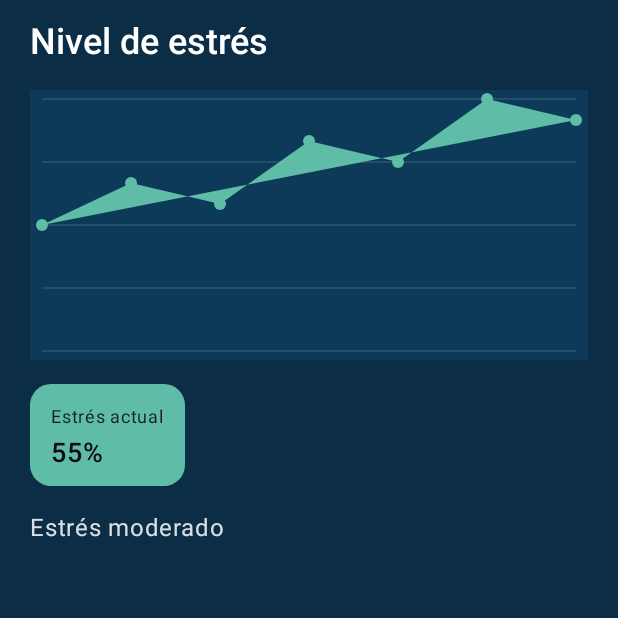
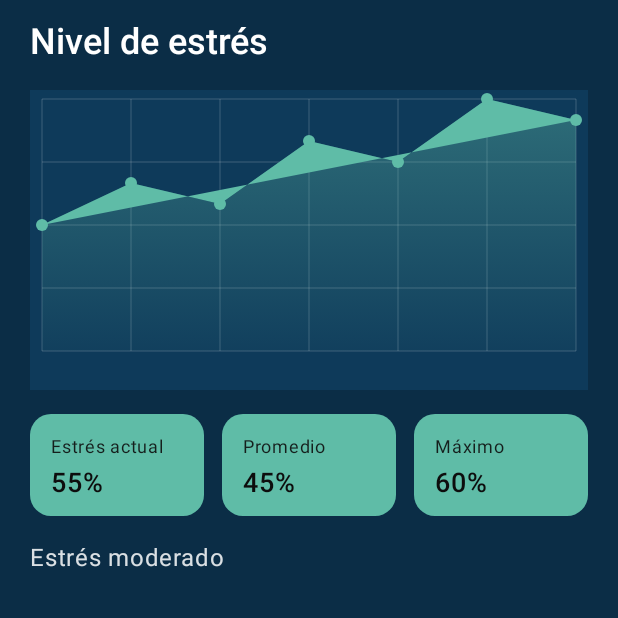
Before and after one commit to XchrisGG/StressWatchApp, an Android app built with Jetpack Compose: the composable SensorDetailScreen shown on its own in the app's theme, on a phone screen of 412 x 824 dp, the top half of it. Run offline under Robolectric (Android 15) with nearby library versions, the phone set to English and light mode, and no system bars; 4 statements that could not run were skipped.

Commit message:
Add login validation and enhance sensor visuals

```diff
--- a/app/src/main/java/dev/mexware/stresswatch/data/ProfilesRepository.kt
+++ b/app/src/main/java/dev/mexware/stresswatch/data/ProfilesRepository.kt
@@ -8,4 +8,5 @@ interface ProfilesRepository {
     fun selectProfile(index: Int)
     fun currentHomeUiState(): HomeUiState
     fun sensorData(type: SensorType): SensorDetailUiState
+    fun login(email: String, password: String): Boolean
 }
--- a/app/src/main/java/dev/mexware/stresswatch/feature/auth/model/LoginUiState.kt
+++ b/app/src/main/java/dev/mexware/stresswatch/feature/auth/model/LoginUiState.kt
@@ -1,7 +1,7 @@
 package dev.mexware.stresswatch.feature.auth.model
 
 data class LoginUiState(
-    val email: String = ",",
+    val email: String = "",
     val password: String = "",
     val isPasswordVisible: Boolean = false,
 
--- a/app/src/main/java/dev/mexware/stresswatch/feature/auth/view/LoginScreen.kt
+++ b/app/src/main/java/dev/mexware/stresswatch/feature/auth/view/LoginScreen.kt
@@ -125,7 +125,7 @@ fun LoginScreen(
                 // ===== BOTÓN ENTRAR (mint, pill) =====
                 PrimaryButton(
                     text = "Iniciar sesión",
-                    onClick = { navController.navigate(Screen.MainScreen.name) },
+                    onClick = { viewModel.onEvent(LoginEvent.Submit) },
                     enabled = !state.isLoading,
                     modifier = Modifier
                         .fillMaxWidth()
--- a/app/src/main/java/dev/mexware/stresswatch/feature/sensors/view/components/SensorLineChart.kt
+++ b/app/src/main/java/dev/mexware/stresswatch/feature/sensors/view/components/SensorLineChart.kt
@@ -1,16 +1,20 @@
 package dev.mexware.stresswatch.feature.sensors.view.components
 
+import android.graphics.Paint
 import androidx.compose.foundation.Canvas
 import androidx.compose.foundation.background
+import androidx.compose.foundation.layout.fillMaxWidth
 import androidx.compose.foundation.layout.height
-import androidx.compose.foundation.layout.fillMaxWidth
 import androidx.compose.foundation.layout.padding
 import androidx.compose.runtime.Composable
 import androidx.compose.ui.Modifier
 import androidx.compose.ui.geometry.Offset
+import androidx.compose.ui.graphics.Brush
 import androidx.compose.ui.graphics.Color
 import androidx.compose.ui.graphics.Path
+import androidx.compose.ui.graphics.toArgb
 import androidx.compose.ui.unit.dp
+import androidx.compose.ui.unit.sp
 import dev.mexware.stresswatch.feature.sensors.model.timeseries.TimePoint
 import kotlin.math.max
 
@@ -23,18 +27,19 @@ fun SensorLineChart(
     points: List<TimePoint>,
     modifier: Modifier = Modifier
         .fillMaxWidth()
-        .height(180.dp),
+        .height(200.dp),
     bg: Color = Color(0xFF0E3A5A),
     line: Color = Color(0xFF5FBCA7),
     grid: Color = Color(0x33FFFFFF)
 ) {
     Canvas(modifier = modifier.background(bg).padding(horizontal = 8.dp, vertical = 6.dp)) {
         val w = size.width
-        val h = size.height
+        val labelSpace = 20.dp.toPx()
+        val chartH = size.height - labelSpace
 
         // Grid horizontal (4 líneas)
         val rows = 4
-        val stepY = h / rows
+        val stepY = chartH / rows
         repeat(rows + 1) { i ->
             val y = i * stepY
             drawLine(color = grid, start = Offset(0f, y), end = Offset(w, y), strokeWidth = 1f)
@@ -43,21 +48,54 @@ fun SensorLineChart(
         if (points.isEmpty()) return@Canvas
 
         val stepX = if (points.size <= 1) w else w / (points.size - 1)
+
+        // Grid vertical
+        repeat(points.size) { i ->
+            val x = i * stepX
+            drawLine(color = grid, start = Offset(x, 0f), end = Offset(x, chartH), strokeWidth = 1f)
+        }
+
         val maxV = max(points.maxOf { it.value }, 1f)
 
         val path = Path()
+        val fill = Path()
         points.forEachIndexed { i, p ->
             val x = i * stepX
-            val y = h - (p.value / maxV) * h
-            if (i == 0) path.moveTo(x, y) else path.lineTo(x, y)
+            val y = chartH - (p.value / maxV) * chartH
+            if (i == 0) {
+                path.moveTo(x, y)
+                fill.moveTo(x, chartH)
+                fill.lineTo(x, y)
+            } else {
+                path.lineTo(x, y)
+                fill.lineTo(x, y)
+            }
         }
-        drawPath(path, color = line)
+        fill.lineTo((points.size - 1) * stepX, chartH)
+        fill.close()
+        drawPath(
+            fill,
+            brush = Brush.verticalGradient(listOf(line.copy(alpha = 0.4f), Color.Transparent))
+        )
+        drawPath(path, color = line, strokeWidth = 4f)
 
-        // Puntos
+        val labelPaint = Paint().apply {
+            color = Color.White.toArgb()
+            textAlign = Paint.Align.CENTER
+            textSize = 12.sp.toPx()
+        }
+        val valuePaint = Paint().apply {
+            color = Color.White.toArgb()
+            textAlign = Paint.Align.CENTER
+            textSize = 10.sp.toPx()
+        }
+
         points.forEachIndexed { i, p ->
             val x = i * stepX
-            val y = h - (p.value / maxV) * h
+            val y = chartH - (p.value / maxV) * chartH
             drawCircle(color = line, radius = 4.dp.toPx(), center = Offset(x, y))
+            drawContext.canvas.nativeCanvas.drawText(p.label, x, size.height - 4.dp.toPx(), labelPaint)
+            drawContext.canvas.nativeCanvas.drawText(p.value.toInt().toString(), x, y - 8.dp.toPx(), valuePaint)
         }
     }
 }
--- a/app/src/main/java/dev/mexware/stresswatch/feature/sensors/view/detail/SensorDatailScreen.kt
+++ b/app/src/main/java/dev/mexware/stresswatch/feature/sensors/view/detail/SensorDatailScreen.kt
@@ -26,6 +26,9 @@ fun SensorDetailScreen(
     LaunchedEffect(type) { vm.load(type) }
     val state = vm.uiState ?: return
 
+    val avg = state.points.map { it.value }.average().toInt()
+    val max = state.points.maxOf { it.value }.toInt()
+
     Surface(color = bg, modifier = Modifier.fillMaxSize()) {
         Column(
             modifier = Modifier
@@ -49,7 +52,18 @@ fun SensorDetailScreen(
             Row(horizontalArrangement = Arrangement.spacedBy(12.dp)) {
                 MetricStat(
                     title = state.summary.totalLabel,
-                    value = state.summary.totalValue
+                    value = state.summary.totalValue,
+                    modifier = Modifier.weight(1f)
+                )
+                MetricStat(
+                    title = "Promedio",
+                    value = "${avg}%",
+                    modifier = Modifier.weight(1f)
+                )
+                MetricStat(
+                    title = "Máximo",
+                    value = "${max}%",
+                    modifier = Modifier.weight(1f)
                 )
             }
 
```
Also changed, not shown: app/src/main/java/dev/mexware/stresswatch/data/SampleProfilesRepository.kt (+18 -0 lines), app/src/main/java/dev/mexware/stresswatch/feature/auth/viewmodel/LoginViewModel.kt (+35 -19 lines), app/src/main/java/dev/mexware/stresswatch/feature/home/view/HomeScreen.kt (+0 -10 lines), app/src/main/java/dev/mexware/stresswatch/feature/home/viewmodel/HomeViewModel.kt (+0 -9 lines), app/src/main/java/dev/mexware/stresswatch/feature/main/view/MainScreen.kt (+2 -5 lines), app/src/main/java/dev/mexware/stresswatch/navigation/NavGraph.kt (+6 -1 lines).
